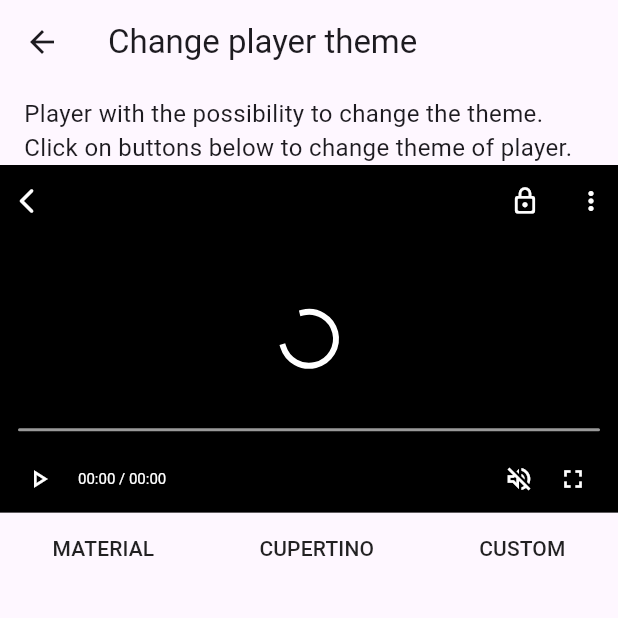
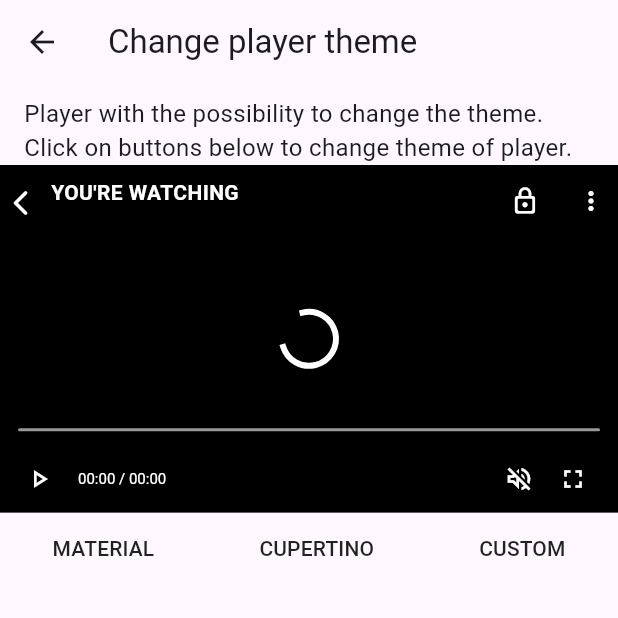
Before and after one commit to BeamlakAschalew/flixquest-betterplayer, a Flutter app: the ChangePlayerThemePage screen opened directly, on a phone screen of 412 x 824 dp, the top half of it. Run offline on Flutter 3.47's test engine with Material 3 defaults, Android fonts, the phone set to English and light mode, and no system bars; drawn by our look-alikes of marquee; our stand-ins replace flutter_widget_from_html_core, visibility_detector, wakelock.

Commit message:
Added "you're watching" text

```diff
--- a/lib/src/configuration/better_player_controls_configuration.dart
+++ b/lib/src/configuration/better_player_controls_configuration.dart
@@ -164,6 +164,9 @@ class BetterPlayerControlsConfiguration {
   ///Name of video source
   final String name;
 
+  ///You're watching text
+  final String? watchingText;
+
   ///Database function
   final Function? onFullScreenChange;
 
@@ -220,7 +223,8 @@ class BetterPlayerControlsConfiguration {
       this.overflowModalColor = Colors.white,
       this.overflowModalTextColor = Colors.black,
       this.name = "",
-      this.onFullScreenChange});
+      this.onFullScreenChange,
+      this.watchingText});
 
   factory BetterPlayerControlsConfiguration.white() {
     return const BetterPlayerControlsConfiguration(
--- a/lib/src/controls/better_player_material_controls.dart
+++ b/lib/src/controls/better_player_material_controls.dart
@@ -277,9 +277,9 @@ class _BetterPlayerMaterialControlsState
           },
           child: Padding(
             padding: EdgeInsets.only(
-                left: _betterPlayerController!.isFullScreen ? 30.0 : 8,
-                top: _betterPlayerController!.isFullScreen ? 15.0 : 8,
-                bottom: 8,
+                left: _betterPlayerController!.isFullScreen ? 8.0 : 4,
+                top: _betterPlayerController!.isFullScreen ? 5.0 : 8,
+                bottom: 5,
                 right: 8),
             child: Row(
               mainAxisAlignment: MainAxisAlignment.center,
@@ -293,6 +293,17 @@ class _BetterPlayerMaterialControlsState
                   width: 10,
                 ),
                 Expanded(
+                  child: Column(
+                    crossAxisAlignment: CrossAxisAlignment.start,
+                    children: [
+                      Text(
+                        betterPlayerControlsConfiguration.watchingText ??
+                            'YOU\'RE WATCHING',
+                        style: TextStyle(
+                            color: _controlsConfiguration.iconsColor,
+                            fontWeight: FontWeight.bold),
+                      ),
+                      Expanded(
                         child: Marquee(
                           text: betterPlayerControlsConfiguration.name,
                           style: TextStyle(
@@ -300,7 +311,11 @@ class _BetterPlayerMaterialControlsState
                           ),
                           velocity: 50,
                           blankSpace: 30,
-                )),
+                        ),
+                      ),
+                    ],
+                  ),
+                ),
                 /*
                 Text(
                     betterPlayerControlsConfiguration.name,
```
Lines whose indentation alone changed are shown as unchanged.
